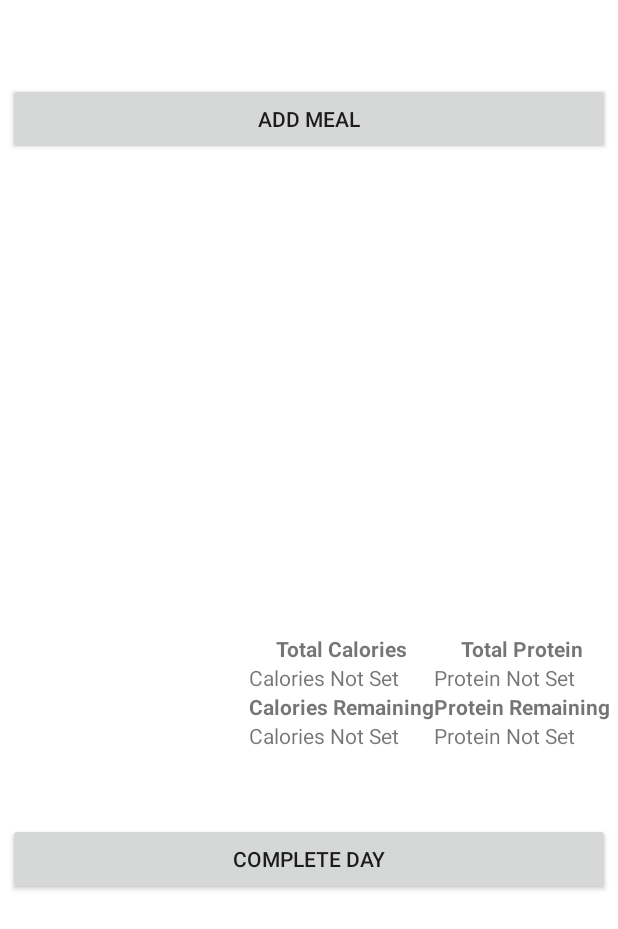
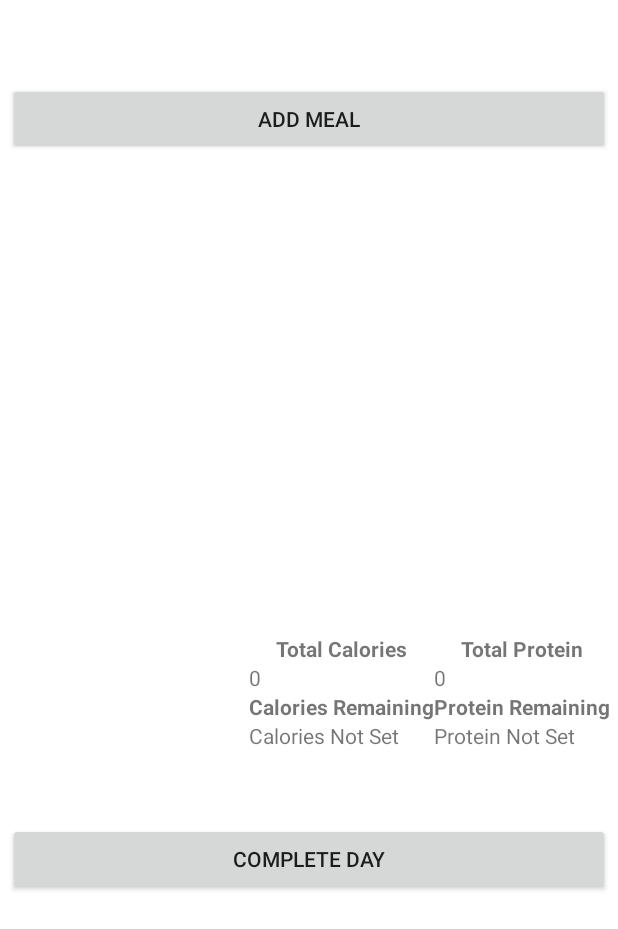
Before and after one commit to wellerr/JustLift, an Android app: the fragment NutritionFragment shown on its own in the app's theme, after a tap on "COMPLETE DAY", on a phone screen of 412 x 824 dp. Shown: the top 929 px of the screen. Run offline under Robolectric (Android 15) with nearby library versions, the phone set to English and light mode, and no system bars.

Commit message:
Added Total calories and Total protein counts to the nutrition fragment
Added error checks for profile input

```diff
--- a/app/src/main/java/com/weller/justlift/NutritionFragment.java
+++ b/app/src/main/java/com/weller/justlift/NutritionFragment.java
@@ -14,6 +14,7 @@ import android.view.View;
 import android.view.ViewGroup;
 import android.widget.Button;
 import android.widget.ListView;
+import android.widget.TextView;
 import android.widget.Toast;
 
 import java.util.ArrayList;
@@ -33,6 +34,11 @@ public class NutritionFragment extends Fragment {
 
     public int dayCount;
 
+    TextView setCalories;
+    TextView setProtein;
+    TextView setRemainingCalories;
+    TextView getSetRemainingProtein;
+
     ArrayList<NutritionData> listData = new ArrayList<>();
 
     @Nullable
@@ -43,7 +49,12 @@ public class NutritionFragment extends Fragment {
         completeDay = v.findViewById(R.id.completeButton);
         db = new ProfileDB(getContext());
         listView = v.findViewById(R.id.listView);
+        setCalories = v.findViewById(R.id.setCalories);
+        setProtein = v.findViewById(R.id.setProtein);
         populateListView();
+        totalCalories();
+        totalProtein();
+
 
         addMeal.setOnClickListener(new View.OnClickListener() {
             @Override
@@ -56,23 +67,7 @@ public class NutritionFragment extends Fragment {
         completeDay.setOnClickListener(new View.OnClickListener() {
             @Override
             public void onClick(View v) {
-                toastMessage("complete day selected");
 
-                caloriesList = getColumnData(2);//populate array list with all calories input
-                int sumCalories = 0;
-                for(int i = 0; i<caloriesList.size(); i++){
-//                    sumCalories += Integer.parseInt(caloriesList.get(i));         this needs work
-                }
-                Log.d(TAG, "summing calories... total calories for today = " + sumCalories);
-                //do something with calories sum
-
-                proteinList = getColumnData(3);//populate array list with all protein input
-                int sumProtein = 0;
-                for(int i = 0; i<caloriesList.size(); i++){
-//                    sumProtein += Integer.parseInt(proteinList.get(i));           needs work
-                }
-                Log.d(TAG, "total protein for today = " + sumProtein);
-                //do something with protein sum
 
                completeDayFunction();
                 reloadFragment();
@@ -85,7 +80,10 @@ public class NutritionFragment extends Fragment {
     public void onActivityResult(int requestCode, int resultCode, Intent Data){//once add meal has finished...
         super.onActivityResult(requestCode, resultCode, Data);
         if((requestCode == 10001) && (resultCode == Activity.RESULT_OK)){//if request id's match and result ok returned
+
+
            reloadFragment();
+
         }
 
     }
@@ -101,7 +99,6 @@ public class NutritionFragment extends Fragment {
     }
 
     public void populateListView() {
-
         Log.d(TAG, "populateListView: Displaying data in the List View.");
 
         Cursor data = db.getNutritionData();
@@ -126,6 +123,7 @@ public class NutritionFragment extends Fragment {
     public void reloadFragment(){
         FragmentTransaction ft = getFragmentManager().beginTransaction();
         ft.detach(NutritionFragment.this).attach(NutritionFragment.this).commit();//re-loads the fragment
+
     }
 
     public ArrayList<String> getColumnData (int column){
@@ -140,4 +138,23 @@ public class NutritionFragment extends Fragment {
         }
         return columnData;
     }
+    public void totalCalories(){
+        Cursor data = db.getCaloriesData();
+        int totalCalories =0;
+        while (data.moveToNext()){
+            totalCalories += data.getInt(0);//gets column 0 (first column) moves to next record and adds to total
+        }
+        Log.d(TAG, "total calories is ..." + totalCalories);
+        setCalories.setText(Integer.toString(totalCalories));
+    }
+
+    public void totalProtein(){
+        Cursor data = db.getProteinData();
+        int totalProtein =0;
+        while (data.moveToNext()){
+            totalProtein += data.getInt(0);//gets column 0 (first column) moves to next record and adds to total
+        }
+        Log.d(TAG, "total protein is ..." + totalProtein);
+        setProtein.setText(Integer.toString(totalProtein));
+    }
 }
--- a/app/src/main/java/com/weller/justlift/ProfileDB.java
+++ b/app/src/main/java/com/weller/justlift/ProfileDB.java
@@ -177,6 +177,20 @@ public class ProfileDB extends SQLiteOpenHelper {
         db1.execSQL("INSERT INTO " + Table_3 + " (" +  iCol_1 + "," + iCol_2 + "," + iCol_3 + "," + iCol_4 + ") SELECT " + nCol_1 + ","+ nCol_2 + "," + nCol_3 + "," + nCol_4 +" FROM " + Table_2);
         db1.delete(Table_2, null, null);//on method run copies nutrition table to the past meals table, then deletes nutrition table
     }
+
+    public Cursor getCaloriesData(){
+        SQLiteDatabase db1 = this.getWritableDatabase();
+        String query = "SELECT " + iCol_2 + " FROM " + Table_2;
+        Cursor data = db1.rawQuery(query, null);
+        return data;
+    }
+
+    public Cursor getProteinData(){
+        SQLiteDatabase db1 = this.getWritableDatabase();
+        String query = "SELECT " + iCol_3 + " FROM " + Table_2;
+        Cursor data = db1.rawQuery(query, null);
+        return data;
+    }
     public Cursor getExerciseData() {
         SQLiteDatabase db1 = this.getWritableDatabase();
         String query = "SELECT * FROM " + Table_4;
--- a/app/src/main/java/com/weller/justlift/ProfileFragment.java
+++ b/app/src/main/java/com/weller/justlift/ProfileFragment.java
@@ -94,8 +94,9 @@ public class ProfileFragment extends Fragment implements AdapterView.OnItemSelec
                 genderString = spinner_gender.getSelectedItem().toString();
                 activityString = spinner_activity.getSelectedItem().toString();
                 gainsString = spinner_gains.getSelectedItem().toString();
-                if(firstNameString.length()!=0){
-                   AddData(firstNameString, surnameString, ageString, heightString, weightString, genderString, activityString, gainsString); //
+                if(firstNameString.length()!=0 && surnameString.length()!=0 && ageString.length()!=0 && heightString.length()!=0 &&
+                        weightString.length()!=0 && genderString.length()!=0 && activityString.length()!=0 && gainsString.length()!=0){//checks if all fields have been entered
+                   AddData(firstNameString, surnameString, ageString, heightString, weightString, genderString, activityString, gainsString); //adds fields to database
                 }
                 else{
                     toastMessage("Enter data");
--- a/app/src/main/res/layout/fragment_nutrition.xml
+++ b/app/src/main/res/layout/fragment_nutrition.xml
@@ -76,9 +76,13 @@
             android:layout_width="match_parent"
             android:layout_height="match_parent">
 
-            <TextView android:text="Calories Not Set" />
+            <TextView
+                android:id="@+id/setCalories"
+                android:text="Calories Not Set" />
 
-            <TextView android:text="Protein Not Set" />
+            <TextView
+                android:id="@+id/setProtein"
+                android:text="Protein Not Set" />
         </TableRow>
 
         <TableRow
@@ -101,9 +105,13 @@
             android:layout_width="match_parent"
             android:layout_height="match_parent">
 
-            <TextView android:text="Calories Not Set" />
+            <TextView
+                android:id="@+id/setRemainingCalories"
+                android:text="Calories Not Set" />
 
-            <TextView android:text="Protein Not Set" />
+            <TextView
+                android:id="@+id/setRemainingProtein"
+                android:text="Protein Not Set" />
         </TableRow>
     </TableLayout>
 
```
